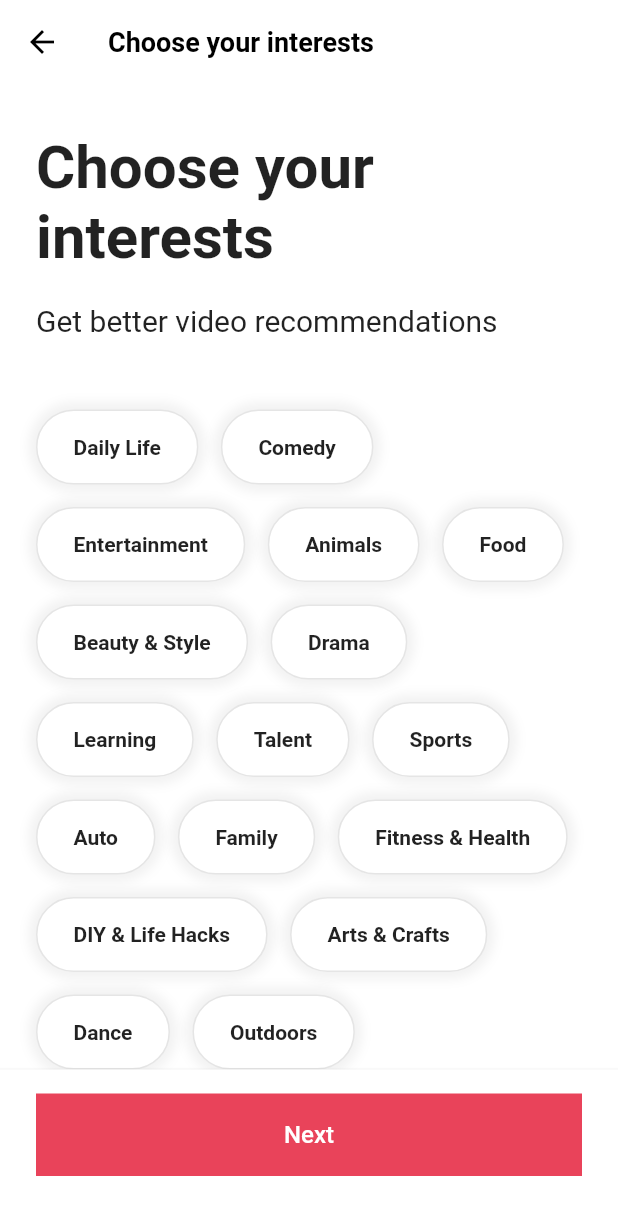
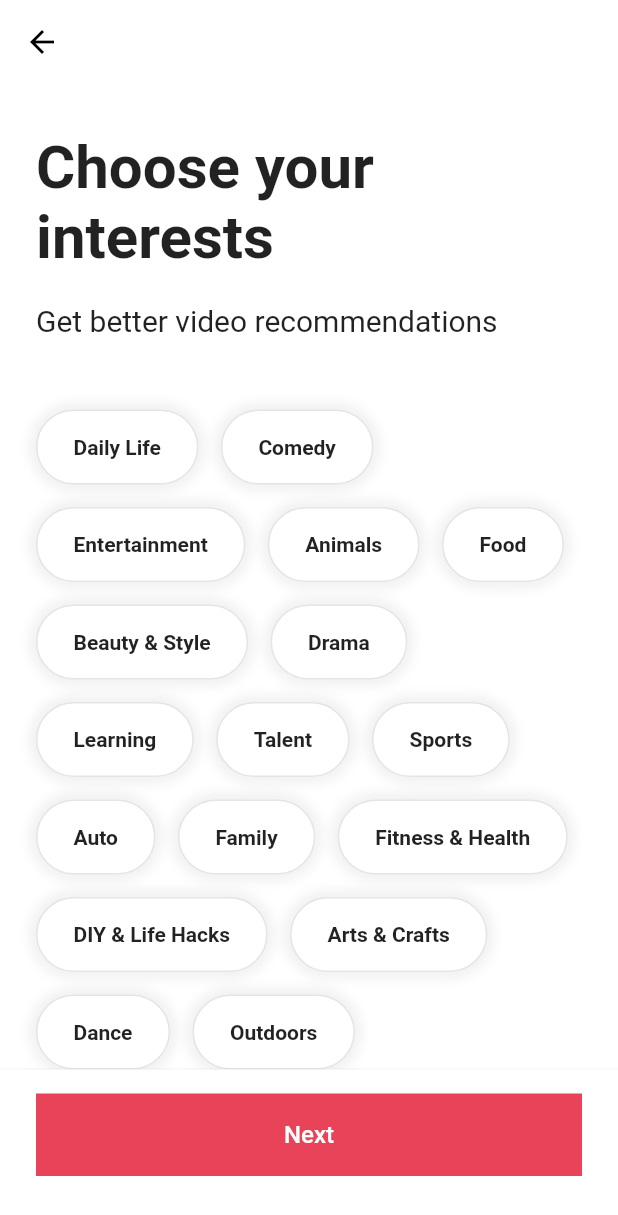
Before and after one commit to dlrlfgh1210/TikTok-Clone, a Flutter app: the InterestsScreen screen opened directly, on a phone screen of 412 x 824 dp. Shown: the top 1215 px of the screen. Run offline on Flutter 3.47's test engine with Material 2 defaults, Android fonts, the phone set to English and light mode, and no system bars; our stand-ins replace font_awesome_flutter.

```diff
--- a/lib/features/onboarding/interests_screen.dart
+++ b/lib/features/onboarding/interests_screen.dart
@@ -1,6 +1,7 @@
 import 'package:flutter/material.dart';
 import 'package:flutter_tiktok/constants/gaps.dart';
 import 'package:flutter_tiktok/constants/sizes.dart';
+import 'package:flutter_tiktok/features/onboarding/widgets/interest_button.dart';
 
 const interests = [
   "Daily Life",
@@ -43,19 +44,63 @@ const interests = [
   "Home & Garden",
 ];
 
-class InterestsScreen extends StatelessWidget {
+class InterestsScreen extends StatefulWidget {
   const InterestsScreen({super.key});
+
+  @override
+  State<InterestsScreen> createState() => _InterestsScreenState();
+}
+
+class _InterestsScreenState extends State<InterestsScreen> {
+  final ScrollController _scrollController = ScrollController();
+
+  bool _showTitle = false;
+
+  void _onScroll() {
+    if (_scrollController.offset > 100) {
+      if (_showTitle) return;
+      setState(() {
+        _showTitle = true;
+      });
+    } else {
+      setState(() {
+        _showTitle = false;
+      });
+    }
+  }
+
+  @override
+  void initState() {
+    super.initState();
+    _scrollController.addListener(_onScroll);
+  }
+
+  @override
+  void dispose() {
+    _scrollController.dispose();
+    super.dispose();
+  }
 
   @override
   Widget build(BuildContext context) {
     return Scaffold(
       appBar: AppBar(
-        title: const Text("Choose your interests"),
+        title: AnimatedOpacity(
+          opacity: _showTitle ? 1 : 0,
+          duration: const Duration(milliseconds: 300),
+          child: const Text("Choose your interest"),
         ),
-      body: SingleChildScrollView(
+      ),
+      body: Scrollbar(
+        controller: _scrollController,
+        child: SingleChildScrollView(
+          controller: _scrollController,
           child: Padding(
             padding: const EdgeInsets.only(
-              left: Sizes.size24, right: Sizes.size24, bottom: Sizes.size16),
+              left: Sizes.size24,
+              right: Sizes.size24,
+              bottom: Sizes.size16,
+            ),
             child: Column(
               crossAxisAlignment: CrossAxisAlignment.start,
               children: [
@@ -80,36 +125,11 @@ class InterestsScreen extends StatelessWidget {
                   spacing: 15,
                   children: [
                     for (var interest in interests)
-                    Container(
-                      padding: const EdgeInsets.symmetric(
-                        vertical: Sizes.size16,
-                        horizontal: Sizes.size24,
-                      ),
-                      decoration: BoxDecoration(
-                        color: Colors.white,
-                        borderRadius: BorderRadius.circular(
-                          Sizes.size32,
-                        ),
-                        border:
-                            Border.all(color: Colors.black.withOpacity(0.1)),
-                        boxShadow: [
-                          BoxShadow(
-                            color: Colors.black.withOpacity(0.05),
-                            blurRadius: 5,
-                            spreadRadius: 5,
-                          ),
-                        ],
-                      ),
-                      child: Text(
-                        interest,
-                        style: const TextStyle(
-                          fontWeight: FontWeight.bold,
-                        ),
-                      ),
-                    )
+                      InterestButton(interest: interest)
                   ],
                 )
               ],
+            ),
           ),
         ),
       ),
--- /dev/null
+++ b/lib/features/onboarding/widgets/interest_button.dart
@@ -0,0 +1,60 @@
+import 'package:flutter/material.dart';
+import '../../../constants/sizes.dart';
+
+class InterestButton extends StatefulWidget {
+  const InterestButton({
+    Key? key,
+    required this.interest,
+  }) : super(key: key);
+
+  final String interest;
+
+  @override
+  State<InterestButton> createState() => _InterestButtonState();
+}
+
+class _InterestButtonState extends State<InterestButton> {
+  bool _isSelected = false;
+
+  void _onTap() {
+    setState(() {
+      _isSelected = !_isSelected;
+    });
+  }
+
+  @override
+  Widget build(BuildContext context) {
+    return GestureDetector(
+      onTap: _onTap,
+      child: AnimatedContainer(
+        duration: const Duration(milliseconds: 300),
+        padding: const EdgeInsets.symmetric(
+          vertical: Sizes.size16,
+          horizontal: Sizes.size24,
+        ),
+        decoration: BoxDecoration(
+          color: _isSelected ? Theme.of(context).primaryColor : Colors.white,
+          borderRadius: BorderRadius.circular(
+            Sizes.size32,
+          ),
+          border: Border.all(
+            color: Colors.black.withOpacity(0.1),
+          ),
+          boxShadow: [
+            BoxShadow(
+              color: Colors.black.withOpacity(0.05),
+              blurRadius: 5,
+              spreadRadius: 5,
+            ),
+          ],
+        ),
+        child: Text(
+          widget.interest,
+          style: TextStyle(
+              fontWeight: FontWeight.bold,
+              color: _isSelected ? Colors.white : Colors.black87),
+        ),
+      ),
+    );
+  }
+}
```
Lines whose indentation alone changed are shown as unchanged.
